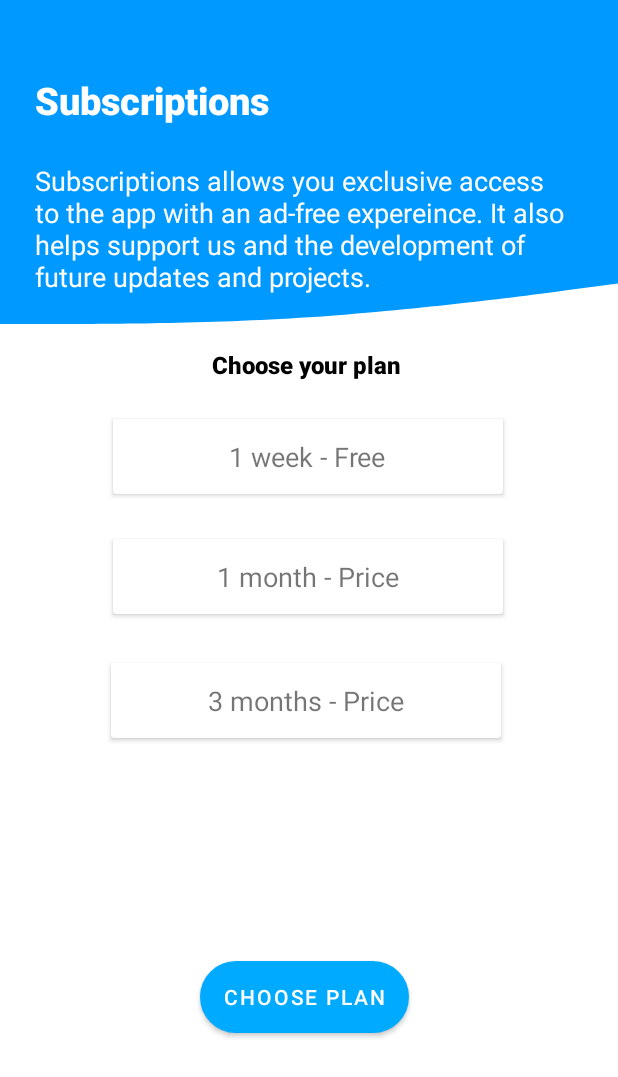
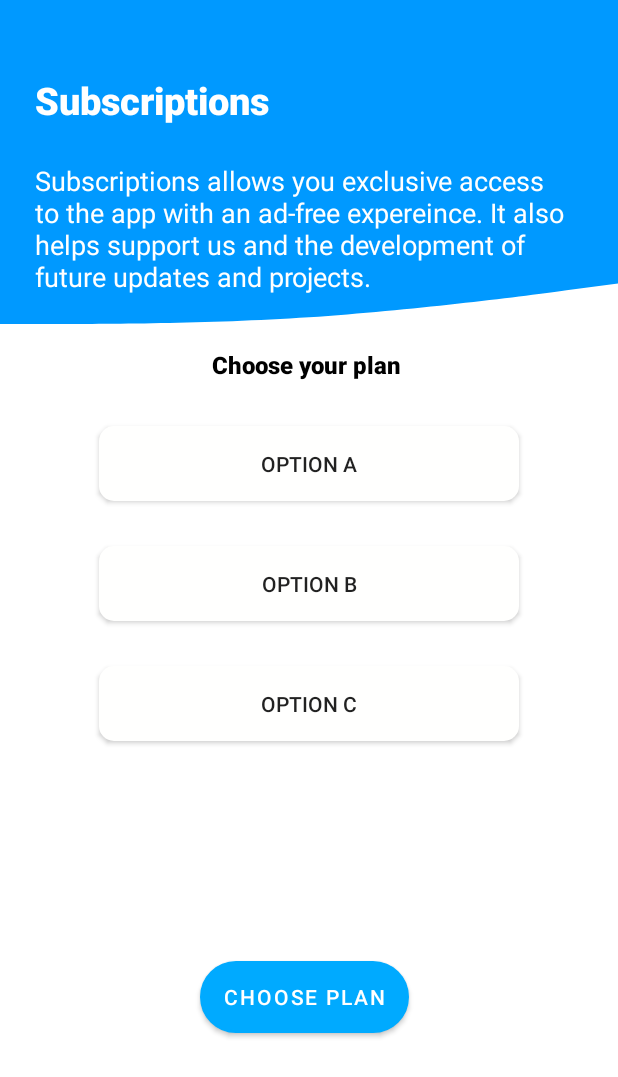
Before and after one commit to PanayiotisPatrickDiakos/SafeKey, an Android app: the SubscriptionActivity screen opened directly, with no data from a screen before it, on a phone screen of 412 x 824 dp. Shown: the top 1077 px of the screen. Run offline under Robolectric (Android 15) with nearby library versions, the phone set to English and light mode, and no system bars.

Commit message:
changed subscription page

```diff
--- a/app/src/main/res/layout/activity_login_screen.xml
+++ b/app/src/main/res/layout/activity_login_screen.xml
@@ -54,8 +54,8 @@
         android:drawableLeft="@drawable/ic_baseline_person_24"
         android:drawablePadding="15dp"
         android:elevation="10dp"
+        android:hint="Username"
         android:inputType="text"
-        android:hint="Username"
         android:padding="10dp" />
 
     <EditText
--- a/app/src/main/res/layout/activity_module_detail.xml
+++ b/app/src/main/res/layout/activity_module_detail.xml
@@ -10,7 +10,7 @@
         android:id="@+id/detail_startQuiz"
         android:layout_width="wrap_content"
         android:layout_height="wrap_content"
-        android:text="Button"
+        android:text="Proceed"
         app:layout_constraintBottom_toBottomOf="parent"
         app:layout_constraintEnd_toEndOf="parent"
         app:layout_constraintHorizontal_bias="0.498"
--- a/app/src/main/res/layout/activity_module_quiz.xml
+++ b/app/src/main/res/layout/activity_module_quiz.xml
@@ -5,7 +5,7 @@
     android:layout_width="match_parent"
     android:layout_height="match_parent"
     android:orientation="vertical"
-    android:background="@color/BlueMain"
+    android:background="@color/soft_blue"
     tools:context=".ModuleQuizActivity">
 
     <RelativeLayout
@@ -83,6 +83,7 @@
         android:layout_marginStart="20dp"
         android:layout_marginTop="20dp"
         android:text="Option A"
+        android:elevation="20dp"
         android:background="@drawable/round_back_white10"
         android:layout_marginEnd="20dp"/>
     <androidx.appcompat.widget.AppCompatButton
--- a/app/src/main/res/layout/activity_subscripton_screen.xml
+++ b/app/src/main/res/layout/activity_subscripton_screen.xml
@@ -54,60 +54,43 @@
         android:textColor="@color/black"
         android:textSize="16sp" />
 
-    <androidx.cardview.widget.CardView
-        android:layout_width="260dp"
+    <androidx.appcompat.widget.AppCompatButton
+        android:id="@+id/subscriptionOptionA"
+        android:layout_width="280dp"
         android:layout_height="50dp"
-        android:layout_alignParentStart="true"
-        android:layout_alignParentTop="true"
-        android:layout_centerInParent="true"
-        android:layout_marginStart="75dp"
-        android:layout_marginTop="359dp">
+        android:layout_below="@+id/subscription_plan_header"
+        android:layout_centerHorizontal="true"
+        android:layout_marginStart="20dp"
+        android:layout_marginTop="30dp"
+        android:layout_marginEnd="20dp"
+        android:background="@drawable/round_back_white10"
+        android:elevation="20dp"
+        android:text="Option A" />
+    <androidx.appcompat.widget.AppCompatButton
+        android:id="@+id/subscriptionOptionB"
+        android:layout_width="280dp"
+        android:layout_height="50dp"
+        android:layout_below="@+id/subscriptionOptionA"
+        android:layout_marginStart="20dp"
+        android:layout_marginTop="30dp"
+        android:layout_centerHorizontal="true"
+        android:layout_marginEnd="20dp"
+        android:background="@drawable/round_back_white10"
+        android:elevation="20dp"
+        android:text="Option B" />
 
-        <TextView
-            android:id="@+id/subscription_plans"
-            android:layout_width="wrap_content"
-            android:layout_height="wrap_content"
-            android:layout_gravity="center"
-            android:text="1 month - Price"
-            android:textSize="18sp" />
-    </androidx.cardview.widget.CardView>
-
-    <androidx.cardview.widget.CardView
-        android:layout_width="260dp"
+    <androidx.appcompat.widget.AppCompatButton
+        android:id="@+id/subscriptionOptionC"
+        android:layout_width="280dp"
         android:layout_height="50dp"
-        android:layout_alignParentStart="true"
-        android:layout_alignParentTop="true"
-        android:layout_centerInParent="true"
-        android:layout_marginStart="75dp"
-        android:layout_marginTop="279dp">
-
-        <TextView
-            android:id="@+id/subscription_plans1"
-            android:layout_width="wrap_content"
-            android:layout_height="wrap_content"
-            android:layout_gravity="center"
-            android:text="1 week - Free"
-            android:textSize="18sp" />
-
-    </androidx.cardview.widget.CardView>
-
-    <androidx.cardview.widget.CardView
-        android:layout_width="260dp"
-        android:layout_height="50dp"
-        android:layout_alignParentStart="true"
-        android:layout_alignParentTop="true"
-        android:layout_centerInParent="true"
-        android:layout_marginStart="74dp"
-        android:layout_marginTop="442dp">
-
-        <TextView
-            android:id="@+id/subscription_plans2"
-            android:layout_width="wrap_content"
-            android:layout_height="wrap_content"
-            android:layout_gravity="center"
-            android:text="3 months - Price"
-            android:textSize="18sp" />
-    </androidx.cardview.widget.CardView>
+        android:layout_centerHorizontal="true"
+        android:layout_below="@+id/subscriptionOptionB"
+        android:layout_marginStart="20dp"
+        android:layout_marginTop="30dp"
+        android:layout_marginEnd="20dp"
+        android:background="@drawable/round_back_white10"
+        android:elevation="20dp"
+        android:text="Option C" />
 
     <Button
         android:id="@+id/subscriptionButton"
--- a/app/src/main/res/values/colors.xml
+++ b/app/src/main/res/values/colors.xml
@@ -18,5 +18,6 @@
     <color name="dark_bue">#0065b8</color>
     <color name="pastel_red">#FF6961</color>
     <color name="pastel_green">#C1E1C1</color>
+    <color name="soft_blue">#7accff</color>
 
 </resources>
--- a/app/src/main/res/values/themes.xml
+++ b/app/src/main/res/values/themes.xml
@@ -3,7 +3,7 @@
     <style name="Theme.GamifiedLearning" parent="Theme.MaterialComponents.DayNight.NoActionBar">
         <!-- Primary brand color. -->
         <item name="colorPrimary">@color/BlueMain</item>
-        <item name="colorPrimaryVariant">@color/BlueMain</item>
+        <item name="colorPrimaryVariant">@color/soft_blue</item>
         <item name="colorOnPrimary">@color/white</item>
         <!-- Secondary brand color. -->
         <item name="colorSecondary">@color/teal_200</item>
```
